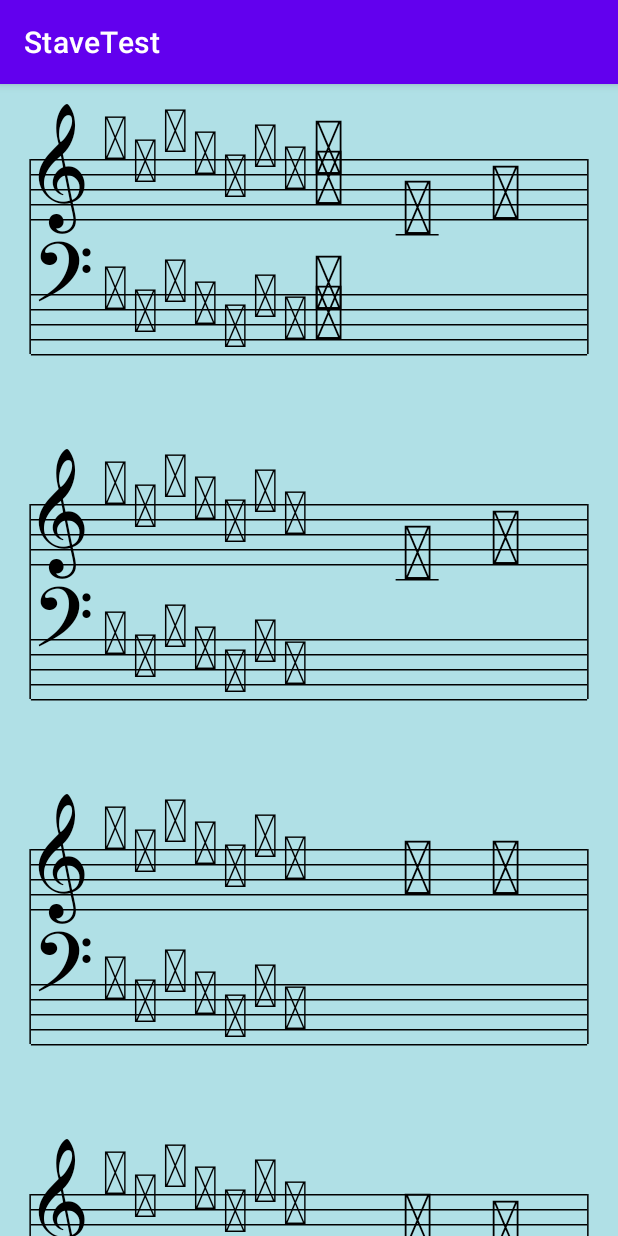
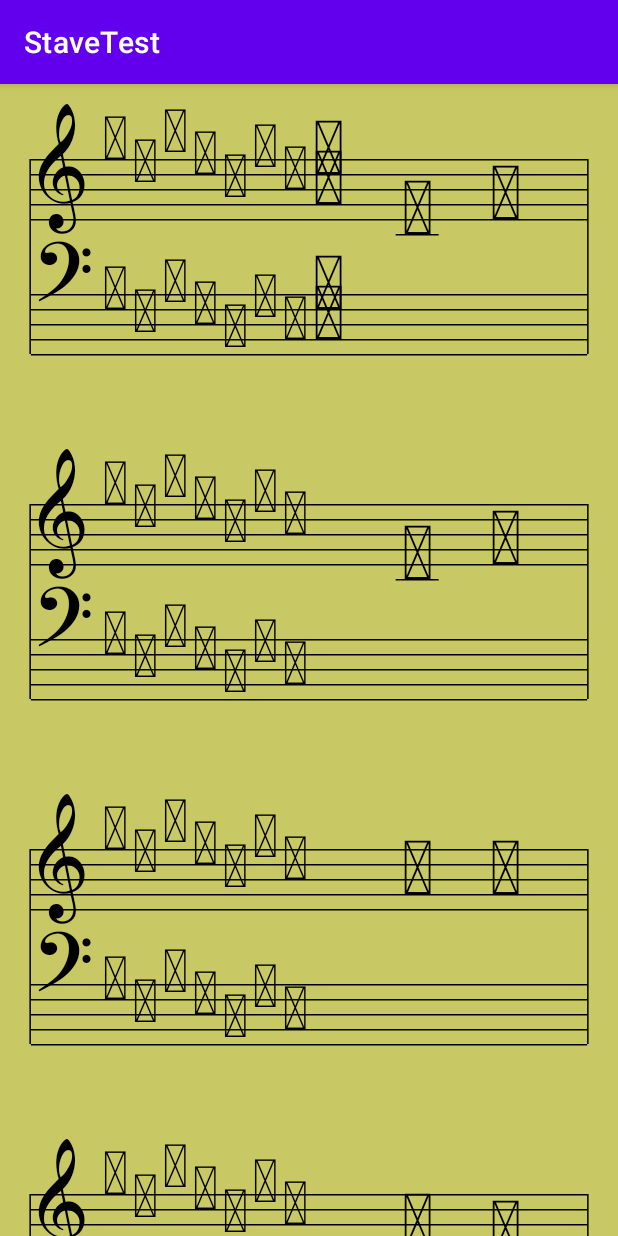
Before and after one commit to florinmuscalu/Zekon-Music-Skore, an Android app: the screen it shows after launch (MainActivity), on a phone screen of 412 x 824 dp. Run offline under Robolectric (Android 15) with nearby library versions, the phone set to English and light mode, and no system bars; 1 statement that could not run was skipped.

Commit message:
Bug fixes. Add CenterVertical. Rename PaddingT to PaddingV (vertical).

```diff
--- a/app/src/main/java/com/example/stavetest/MainActivity.java
+++ b/app/src/main/java/com/example/stavetest/MainActivity.java
@@ -30,6 +30,7 @@ public class MainActivity extends AppCompatActivity {
         setContentView(R.layout.activity_main);
 
         FM_Score s = findViewById(R.id.stave);
+        s.setBackgroundColor(Color.argb(255, 200, 200, 100));
         s.setColor(Color.argb(255, 0, 0, 0));
         s.setFirstStaveClef(FM_ClefValue.TREBLE);
         s.setSecondStaveClef(FM_ClefValue.BASS);
@@ -41,11 +42,18 @@ public class MainActivity extends AppCompatActivity {
         s.setKeySignature(FM_KeySignatureValue.DOsharp);
         s.setAlign(FM_Align.CENTER);
         s.setPaddingT(5);
+        s.setCenterVertical(false);
         addSimpleMelodic();
         addRandom();
-
         addTestAll();
-    }
+/*        List<FM_Note> chord = new ArrayList<>();
+        List<Integer> clefs = new ArrayList<>();
+        chord.add(new FM_Note(s, FM_NoteValue.SI, 3, FM_Accidental.Flat, FM_DurationValue.NOTE_WHOLE, true, true));
+        chord.add(new FM_Note(s, FM_NoteValue.FA, 4, FM_Accidental.None, FM_DurationValue.NOTE_WHOLE, false, false));
+        clefs.add(FM_ClefValue.TREBLE);
+        clefs.add(FM_ClefValue.TREBLE);
+        s.addChord(chord, clefs);
+  */  }
 
     public void addRandom(){
         FM_Score s = findViewById(R.id.stave);
--- a/app/src/main/java/ro/florinm/FM_Score/FM_Score.java
+++ b/app/src/main/java/ro/florinm/FM_Score/FM_Score.java
@@ -32,8 +32,8 @@ public class FM_Score extends View {
     private float DistanceBetweenStaves_cnt;                //Distance between Staves as number of distances between lines
     private float DistanceBetweenRows_cnt;                 //Distance between Rows of staves as number of distances between lines
     protected Paint StaveLineColor;
-    private float PaddingT_cnt, PaddingS_p, PaddingE_p;     //padding Start and padding End are set as percentange of the total width
-    private float PaddingS, PaddingE;                       //padding Top is set as number of Distances between Lines.
+    private float PaddingV_cnt, PaddingS_p, PaddingE_p;     //padding Start and padding End are set as percentange of the total width
+    private float PaddingS, PaddingE;                       //padding Vertical is set as number of Distances between Lines.
     private boolean StartBar;
     private boolean EndBar;
     @FM_ClefValue private int FirstStaveClef, SecondStaveClef;
@@ -41,6 +41,7 @@ public class FM_Score extends View {
     private final Context context;
     @FM_Align private int Align;
 
+    private boolean CenterVertical = true;
 
     private List<FM_BaseNote> StaveNotes = new ArrayList<>();
     private List<FM_Tie> Ties = new ArrayList<>();
@@ -79,6 +80,9 @@ public class FM_Score extends View {
         setKeySignature(FM_KeySignatureValue.DO);
         setAlign(FM_Align.ALIGN_LEFT_MEASURES);
     }
+
+    public boolean getCenterVertical() { return CenterVertical; };
+    public void setCenterVertical(boolean center) { CenterVertical = center; };
 
     public int getID() {
         return ID;
@@ -121,20 +125,23 @@ public class FM_Score extends View {
         requestLayout();
     }
 
+    private float getDrawHeight(){
+        float MaxHeight = Lines * (4 * DistanceBetweenStaveLines) + (Lines - 1) * + getDistanceBetweenRows();
+        if (StaffCount == FM_StaffCount._2) MaxHeight = MaxHeight + Lines * (getDistanceBetweenStaves() + 4 * DistanceBetweenStaveLines);
+        if (!CenterVertical) {
+            MaxHeight = MaxHeight + 2 * (int) getPaddingVertical();
+        }
+        return  MaxHeight;
+    }
+
     @Override
     protected void onMeasure(int widthMeasureSpec, int heightMeasureSpec) {
         try {
-            int MaxHeight = (int) (getPaddingT() + (Lines * (4 * DistanceBetweenStaveLines + getDistanceBetweenRows())));
-            if (StaffCount == FM_StaffCount._2)
-                MaxHeight = MaxHeight + Lines * (int)(getDistanceBetweenStaves() + 4 * DistanceBetweenStaveLines);
-
-            heightMeasureSpec = MeasureSpec.makeMeasureSpec(MaxHeight, MeasureSpec.AT_MOST);
-            getLayoutParams().height = MaxHeight;
-//            int tmp = MeasureSpec.makeMeasureSpec(MaxHeight, MeasureSpec.AT_MOST);
-//            if (tmp > heightMeasureSpec) {
-//                heightMeasureSpec = tmp;
-//                getLayoutParams().height = MaxHeight;
-//            }
+            if (!CenterVertical) {
+                int MaxHeight = (int) getDrawHeight();
+                heightMeasureSpec = MeasureSpec.makeMeasureSpec(MaxHeight, MeasureSpec.AT_MOST);
+                getLayoutParams().height = MaxHeight;
+            }
         } catch (Exception ignored) {
         } finally {
             super.onMeasure(widthMeasureSpec, heightMeasureSpec);
@@ -143,9 +150,9 @@ public class FM_Score extends View {
 
     @Override
     public void onSizeChanged(int width, int height, int old_width, int old_height) {
-        if (width < 100) width = 100;
         super.onSizeChanged(width, height, old_width, old_height);
         this.width = width;
+        this.height = height;
         PaddingS = PaddingS_p * width / 100.f;
         PaddingE = PaddingE_p * width / 100.f;
         ComputeLines();
@@ -156,7 +163,7 @@ public class FM_Score extends View {
     @SuppressLint("DrawAllocation")
     @Override
     protected void onDraw(Canvas canvas) {
-        float ys1 = getPaddingT();
+        float ys1 = getPaddingVertical();
         float ys2;
         float BarYs = 0;
         float BarYe = 0;
@@ -261,12 +268,13 @@ public class FM_Score extends View {
         requestLayout();
     }
 
-    public float getPaddingT() {
-        return PaddingT_cnt * DistanceBetweenStaveLines;
+    public float getPaddingVertical() {
+        if (CenterVertical) return  getMeasuredHeight() / 2f - getDrawHeight() / 2f;
+        return PaddingV_cnt * DistanceBetweenStaveLines;
     }
 
     public void setPaddingT(float count) {
-        PaddingT_cnt = count;
+        PaddingV_cnt = count;
         invalidate();
         requestLayout();
     }
@@ -481,10 +489,9 @@ public class FM_Score extends View {
         int l = 1;
         float startX = PaddingS + getClefWidth() + getTimeSignatureWidth() + SecondStaveKey.WidthAll(StaveFont);
         float endX = width - PaddingE - 15;
-        float ys1 = getPaddingT();
-        float ys2 = getPaddingT();
-        if (StaffCount == FM_StaffCount._2)
-            ys2 = ys1 + (getDistanceBetweenStaves() + 4 * DistanceBetweenStaveLines);
+        float ys1 = getPaddingVertical();
+        float ys2 = getPaddingVertical();
+        if (StaffCount == FM_StaffCount._2) ys2 = ys1 + (getDistanceBetweenStaves() + 4 * DistanceBetweenStaveLines);
 
         if (Align == FM_Align.ALIGN_LEFT_NOTES) {
             float X = startX;
@@ -513,6 +520,8 @@ public class FM_Score extends View {
             if (StaveNotes.get(StaveNotes.size() - 1) instanceof FM_BarNote)
                 StaveNotes.get(StaveNotes.size() - 1).setVisible(false);
         }
+
+
         if (Align == FM_Align.ALIGN_LEFT_MEASURES || Align == FM_Align.CENTER) {
             float X = startX;
             int last_bar = 0;
@@ -523,13 +532,12 @@ public class FM_Score extends View {
                 if (StaveNotes.get(i) instanceof FM_BarNote) {
                     last_bar = i;
                     bar_cnt++;
-                }
-                else if (X + w > endX) {
+                } else if (X + w > endX) {
                     l++;
                     X = startX;
                     ys1 = ys2 + (getDistanceBetweenRows() + 4 * DistanceBetweenStaveLines);
                     ys2 = ys1;
-                    if (bar_cnt>0) {
+                    if (bar_cnt > 0) {
                         bar_cnt = 0;
                         i = last_bar;
                         StaveNotes.get(last_bar).setVisible(false);
@@ -549,6 +557,7 @@ public class FM_Score extends View {
             if (StaveNotes.get(StaveNotes.size() - 1) instanceof FM_BarNote)
                 StaveNotes.get(StaveNotes.size() - 1).setVisible(false);
         }
+
         Lines = l;
         if (Align == FM_Align.CENTER) {
             for (int i = 1; i <= Lines; i++) {
@@ -561,7 +570,7 @@ public class FM_Score extends View {
                         X = X + w;
                         cnt++;
                     }
-                diff = (endX - X)/(cnt + 1);
+                diff = (endX - X) / (cnt + 1);
                 X = startX;
                 for (int j = 0; j < StaveNotes.size(); j++)
                     if (StaveNotes.get(j).line == i) {
@@ -570,6 +579,20 @@ public class FM_Score extends View {
                         X = X + w + diff;
                     }
             }
+        }
+
+        ys1 = getPaddingVertical();
+        ys2 = getPaddingVertical();
+        for (int i = 1; i <= Lines; i++) {
+            if (StaffCount == FM_StaffCount._2) ys2 = ys1 + (getDistanceBetweenStaves() + 4 * DistanceBetweenStaveLines);
+            for (int j = 0; j < StaveNotes.size(); j++) {
+                if (StaveNotes.get(j).line == i) {
+                    if (StaveNotes.get(j).clef == FirstStaveClef) StaveNotes.get(j).SetDrawParameters(StaveNotes.get(j).StartX, ys1, ys2);
+                    if (StaveNotes.get(j).clef == SecondStaveClef) StaveNotes.get(j).SetDrawParameters(StaveNotes.get(j).StartX, ys2, ys2);
+                }
+            }
+            ys1 = ys2 + (getDistanceBetweenRows() + 4 * DistanceBetweenStaveLines);
+            ys2 = ys1;
         }
     }
 
--- a/app/src/main/res/layout/activity_main.xml
+++ b/app/src/main/res/layout/activity_main.xml
@@ -9,6 +9,7 @@
     tools:context=".MainActivity">
 
     <ScrollView
+        android:id="@+id/scrollView2"
         android:layout_width="match_parent"
         android:layout_height="match_parent"
         android:background="#b0e0e6"
@@ -20,12 +21,7 @@
         <ro.florinm.FM_Score.FM_Score
             android:id="@+id/stave"
             android:layout_width="match_parent"
-            android:layout_height="wrap_content"
-            android:layout_marginBottom="712dp"
-            app:layout_constraintBottom_toBottomOf="parent"
-            app:layout_constraintEnd_toEndOf="parent"
-            app:layout_constraintStart_toStartOf="parent"
-            app:layout_constraintTop_toTopOf="parent" />
+            android:layout_height="wrap_content" />
     </ScrollView>
 
 </androidx.constraintlayout.widget.ConstraintLayout>
```
